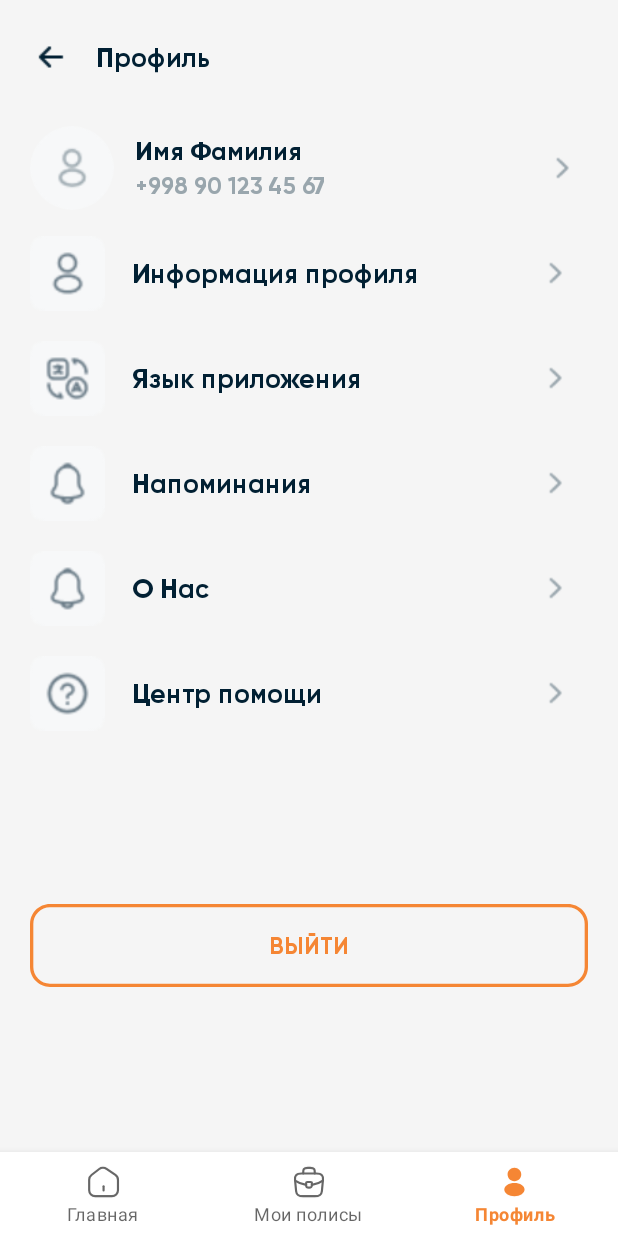
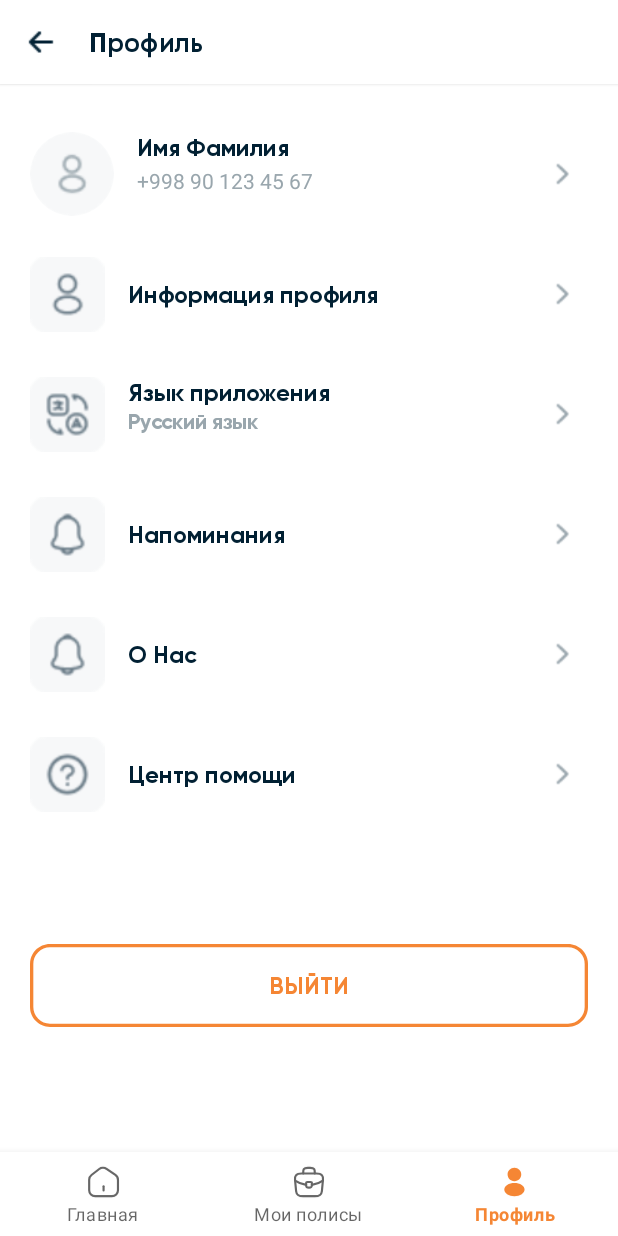
Before and after one commit to professorDeveloper/Epolis-Insurance, an Android app: the fragment MainScreen shown on its own in the app's theme, item 3 of the bottom bar chosen, on a phone screen of 412 x 824 dp. Run offline under Robolectric (Android 15) with nearby library versions, the phone set to English and light mode, and no system bars; our stand-ins replace CircleImageView; Roboto replaces fonts that are not available here; 3 statements that could not run were skipped.

Commit message:
Ui removed bugs and fixed

```diff
--- a/app/build.gradle
+++ b/app/build.gradle
@@ -155,6 +155,7 @@ dependencies {
      * Material Spinner
      * **/
     implementation 'com.jaredrummler:material-spinner:1.3.1'
+    implementation 'com.github.traex.rippleeffect:library:1.3'
     implementation 'com.chaos.view:pinview:1.4.4'
 
     /**
--- a/app/src/main/java/com/azamovhudstc/epolisinsurance/data/model/CategoryItem.kt
+++ b/app/src/main/java/com/azamovhudstc/epolisinsurance/data/model/CategoryItem.kt
@@ -1,3 +1,3 @@
 package com.azamovhudstc.epolisinsurance.data.model
 
-data class CategoryItem(val title: Int)
+data class CategoryItem(val title: String)
--- a/app/src/main/java/com/azamovhudstc/epolisinsurance/ui/screen/home/main/MainScreen.kt
+++ b/app/src/main/java/com/azamovhudstc/epolisinsurance/ui/screen/home/main/MainScreen.kt
@@ -14,7 +14,6 @@ class MainScreen : Fragment(R.layout.fragment_main_screen) {
     @SuppressLint("ResourceAsColor")
     override fun onCreate(savedInstanceState: Bundle?) {
         super.onCreate(savedInstanceState)
-        activity?.window?.navigationBarColor=R.color.white
         activity?.window?.setFlags(
                 WindowManager.LayoutParams.FLAG_FORCE_NOT_FULLSCREEN,
                 WindowManager.LayoutParams.FLAG_FORCE_NOT_FULLSCREEN);
--- a/app/src/main/java/com/azamovhudstc/epolisinsurance/ui/screen/home/pages/HomeScreen.kt
+++ b/app/src/main/java/com/azamovhudstc/epolisinsurance/ui/screen/home/pages/HomeScreen.kt
@@ -5,11 +5,14 @@ import android.view.View
 import androidx.fragment.app.Fragment
 import androidx.lifecycle.lifecycleScope
 import com.azamovhudstc.epolisinsurance.R
+import com.azamovhudstc.epolisinsurance.data.model.CategoryItem
+import com.azamovhudstc.epolisinsurance.data.model.HomeBottomItem
+import com.azamovhudstc.epolisinsurance.ui.adapter.CategoryAdapter
 import com.azamovhudstc.epolisinsurance.ui.adapter.HomeBannerAdapter
+import com.azamovhudstc.epolisinsurance.ui.adapter.HomeBottomRecycleAdapter
 import com.azamovhudstc.epolisinsurance.utils.LocalData.loadBannerList
 import com.azamovhudstc.sugurtaapp.utils.convertDpToPixel
 import kotlinx.android.synthetic.main.fragment_home_screen.*
-import kotlinx.android.synthetic.main.fragment_main_screen.view.*
 import kotlinx.coroutines.delay
 import kotlinx.coroutines.isActive
 import kotlinx.coroutines.launch
@@ -17,16 +20,89 @@ import kotlinx.coroutines.launch
 
 class HomeScreen : Fragment(R.layout.fragment_home_screen) {
     private var currentPage = 0
-    private val PERIOD_MS: Long = 1500 // Avtomatik kayish oralig'i millisaniyalar
+    private val PERIOD_MS: Long = 1500// Avtomatik kayish oralig'i millisaniyalar
+    fun loadCat(): ArrayList<CategoryItem> {
+        var arrayList = ArrayList<CategoryItem>()
+        arrayList.add(CategoryItem("Все"))
+        arrayList.add(CategoryItem("Авто"))
+        arrayList.add(CategoryItem("Путешествия"))
+        return arrayList
+    }
+
+    fun loadGridData(): ArrayList<HomeBottomItem> {
+        var arrayList = ArrayList<HomeBottomItem>()
+        arrayList.add(
+            HomeBottomItem(
+                "Обязательное \n" +
+                        "Э-ОСАГО", R.drawable.bottom_home_one
+            )
+        )
+        arrayList.add(
+            HomeBottomItem(
+                "Не обязательное \n" +
+                        "Каско",
+                R.drawable.home_rv_item_image_default_two
+            )
+        )
+        arrayList.add(
+            HomeBottomItem(
+                "Туристическая страховка по Узбекистану",
+                R.drawable.rv_bottom_home_example
+            )
+        )
+        arrayList.add(
+            HomeBottomItem(
+                "Туристическая \n страховка по Узбекистану",
+                R.drawable.home_rv_item_image_four
+            )
+        )
+        arrayList.add(
+            HomeBottomItem(
+                "Обязательное \n" +
+                        "Э-ОСАГО", R.drawable.bottom_home_one
+            )
+        )
+        arrayList.add(
+            HomeBottomItem(
+                "Не обязательное \n" +
+                        "Каско",
+                R.drawable.home_rv_item_image_default_two
+            )
+        )
+        arrayList.add(
+            HomeBottomItem(
+                "Туристическая страховка по Узбекистану",
+                R.drawable.rv_bottom_home_example
+            )
+        )
+        arrayList.add(
+            HomeBottomItem(
+                "Туристическая \n страховка по Узбекистану",
+                R.drawable.home_rv_item_image_four
+            )
+        )
+        return arrayList
+    }
 
 
     override fun onViewCreated(view: View, savedInstanceState: Bundle?) {
         super.onViewCreated(view, savedInstanceState)
+        val cateAdapter = CategoryAdapter()
+        cateAdapter.submitList(loadCat())
         val adapter = HomeBannerAdapter(loadBannerList())
+        categoryRv.adapter = cateAdapter
         banner_home_top.adapter = adapter
+        val homeBottomRecycleAdapter = HomeBottomRecycleAdapter()
+        homeBottomRecycleAdapter.submitList(loadGridData())
+        home_bottom_rv.adapter = homeBottomRecycleAdapter
+
+        cateAdapter.setItemClickListener {
+
+        }
         startAutoSlide()
         initIndicator()
     }
+
     private fun startAutoSlide() {
         lifecycleScope.launch {
             while (isActive) {
--- a/app/src/main/java/com/azamovhudstc/epolisinsurance/ui/screen/welcome/LanguageScreen.kt
+++ b/app/src/main/java/com/azamovhudstc/epolisinsurance/ui/screen/welcome/LanguageScreen.kt
@@ -26,7 +26,6 @@ class LanguageScreen : Fragment(R.layout.langauge_screen) {
     @SuppressLint("ResourceAsColor")
     override fun onCreate(savedInstanceState: Bundle?) {
         super.onCreate(savedInstanceState)
-        activity?.window?.navigationBarColor=R.color.white
         activity?.window?.setFlags(
             WindowManager.LayoutParams.FLAG_FORCE_NOT_FULLSCREEN,
             WindowManager.LayoutParams.FLAG_FORCE_NOT_FULLSCREEN);
--- a/app/src/main/java/com/azamovhudstc/epolisinsurance/ui/screen/welcome/OnboardScreen.kt
+++ b/app/src/main/java/com/azamovhudstc/epolisinsurance/ui/screen/welcome/OnboardScreen.kt
@@ -20,7 +20,6 @@ class OnboardScreen : Fragment(R.layout.onboarding_screen) {
     @SuppressLint("ResourceAsColor")
     override fun onCreate(savedInstanceState: Bundle?) {
         super.onCreate(savedInstanceState)
-        activity?.window?.navigationBarColor=R.color.white
         activity?.window?.setFlags(
             WindowManager.LayoutParams.FLAG_FORCE_NOT_FULLSCREEN,
             WindowManager.LayoutParams.FLAG_FORCE_NOT_FULLSCREEN);
--- /dev/null
+++ b/app/src/main/res/drawable/ripple_effect.xml
@@ -0,0 +1,3 @@
+<selector>
+
+</selector>
--- a/app/src/main/res/layout/fragment_profile_screen.xml
+++ b/app/src/main/res/layout/fragment_profile_screen.xml
@@ -4,46 +4,54 @@
     xmlns:tools="http://schemas.android.com/tools"
     android:layout_width="match_parent"
     android:layout_height="match_parent"
+    android:background="@color/white"
     tools:context=".ui.screen.profile.ProfileScreen">
 
-    <androidx.appcompat.widget.Toolbar
+    <com.google.android.material.appbar.AppBarLayout
         android:id="@+id/toolbar2"
         android:layout_width="match_parent"
-        android:layout_height="wrap_content"
-        android:layout_marginTop="10dp"
+        app:elevation="1dp"
+        android:background="@color/white"
+        android:layout_height="?actionBarSize"
         app:layout_constraintEnd_toEndOf="parent"
         app:layout_constraintStart_toStartOf="parent"
-        app:layout_constraintTop_toTopOf="parent" />
+        app:layout_constraintTop_toTopOf="parent" >
+        <androidx.constraintlayout.widget.ConstraintLayout
+            android:layout_width="match_parent"
+            android:layout_height="match_parent">
 
             <ImageView
                 android:id="@+id/imageView3"
                 android:layout_width="24dp"
                 android:layout_height="24dp"
-        android:layout_marginStart="22dp"
+                android:layout_marginStart="15dp"
                 android:src="@drawable/back"
-        app:layout_constraintBottom_toBottomOf="@+id/toolbar2"
+                app:layout_constraintBottom_toBottomOf="parent"
                 app:layout_constraintStart_toStartOf="parent"
-        app:layout_constraintTop_toTopOf="@+id/toolbar2" />
+                app:layout_constraintTop_toTopOf="parent" />
 
             <TextView
                 android:id="@+id/textView5"
                 android:layout_width="wrap_content"
                 android:layout_height="wrap_content"
-        android:layout_marginStart="18dp"
+                android:layout_marginStart="20dp"
                 android:fontFamily="@font/gilory_bold"
                 android:text="Профиль"
 
                 android:textColor="@color/textColor"
                 android:textSize="18sp"
-        app:layout_constraintBottom_toBottomOf="@+id/toolbar2"
+                app:layout_constraintBottom_toBottomOf="parent"
                 app:layout_constraintStart_toEndOf="@+id/imageView3"
-        app:layout_constraintTop_toTopOf="@+id/toolbar2" />
+                app:layout_constraintTop_toTopOf="parent" />
+        </androidx.constraintlayout.widget.ConstraintLayout>
+    </com.google.android.material.appbar.AppBarLayout>
+
 
     <androidx.constraintlayout.widget.ConstraintLayout
         android:id="@+id/openInfo"
         android:layout_width="match_parent"
         android:layout_height="60dp"
-        android:layout_marginTop="16dp"
+        android:layout_marginTop="30dp"
         android:background="?selectableItemBackground"
         android:visibility="visible"
         app:layout_constraintTop_toBottomOf="@+id/toolbar2">
@@ -62,12 +70,11 @@
             android:id="@+id/textView2"
             android:layout_width="wrap_content"
             android:layout_height="wrap_content"
-            android:layout_marginStart="14dp"
-            android:layout_marginTop="5dp"
+            android:layout_marginStart="15dp"
             android:fontFamily="@font/gilory_bold"
             android:text="Имя Фамилия"
             android:textColor="@color/textColor"
-            android:textSize="17sp"
+            android:textSize="16sp"
             app:layout_constraintStart_toEndOf="@+id/circleImageView2"
             app:layout_constraintTop_toTopOf="@+id/circleImageView2" />
 
@@ -75,10 +82,9 @@
             android:layout_width="wrap_content"
             android:layout_height="wrap_content"
             android:layout_marginTop="2dp"
-            android:fontFamily="@font/gilory_bold"
             android:text="+998 90 123 45 67"
             android:textColor="#99A6AD"
-            android:textSize="16sp"
+            android:textSize="14sp"
             app:layout_constraintStart_toStartOf="@+id/textView2"
             app:layout_constraintTop_toBottomOf="@+id/textView2" />
 
@@ -141,7 +147,7 @@
         android:id="@+id/constraintLayout2"
         android:layout_width="match_parent"
         android:layout_height="60dp"
-        android:layout_marginTop="10dp"
+        android:layout_marginTop="20dp"
         app:layout_constraintEnd_toEndOf="parent"
         app:layout_constraintStart_toStartOf="parent"
         app:layout_constraintTop_toBottomOf="@+id/openInfo">
@@ -160,12 +166,12 @@
         <TextView
             android:layout_width="wrap_content"
             android:layout_height="wrap_content"
-            android:layout_marginStart="18dp"
+            android:layout_marginStart="15dp"
             android:fontFamily="@font/gilory_bold"
             android:text="Информация профиля"
             android:textColor="@color/textColor"
 
-            android:textSize="18sp"
+            android:textSize="16sp"
             app:layout_constraintBottom_toBottomOf="@+id/imageView5"
             app:layout_constraintStart_toEndOf="@+id/imageView5"
             app:layout_constraintTop_toTopOf="@+id/imageView5" />
@@ -173,7 +179,7 @@
         <ImageView
             android:layout_width="24dp"
             android:layout_height="24dp"
-            android:layout_marginEnd="30dp"
+            android:layout_marginEnd="25dp"
             android:src="@drawable/next"
             app:layout_constraintBottom_toBottomOf="parent"
             app:layout_constraintEnd_toEndOf="parent"
@@ -185,7 +191,7 @@
         android:id="@+id/constraintLayout3"
         android:layout_width="match_parent"
         android:layout_height="60dp"
-        android:layout_marginTop="10dp"
+        android:layout_marginTop="20dp"
         app:layout_constraintEnd_toEndOf="parent"
         app:layout_constraintStart_toStartOf="parent"
         app:layout_constraintTop_toBottomOf="@+id/constraintLayout2">
@@ -201,22 +207,33 @@
             app:layout_constraintTop_toTopOf="parent" />
 
         <TextView
+            android:id="@+id/textView9"
             android:layout_width="wrap_content"
             android:layout_height="wrap_content"
-            android:layout_marginStart="18dp"
+            android:layout_marginStart="15dp"
             android:fontFamily="@font/gilory_bold"
             android:text="Язык приложения"
+
             android:textColor="@color/textColor"
-
-            android:textSize="18sp"
-            app:layout_constraintBottom_toBottomOf="@+id/languageImage"
+            android:textSize="16sp"
             app:layout_constraintStart_toEndOf="@+id/languageImage"
             app:layout_constraintTop_toTopOf="@+id/languageImage" />
+
+        <TextView
+            android:layout_width="wrap_content"
+            android:layout_height="wrap_content"
+            android:fontFamily="@font/gilory_bold"
+            android:text="Русский язык"
+            android:textColor="#99A6AD"
+            android:textSize="14sp"
+            app:layout_constraintStart_toStartOf="@+id/textView9"
+            app:layout_constraintTop_toBottomOf="@+id/textView9" />
+
 
         <ImageView
             android:layout_width="24dp"
             android:layout_height="24dp"
-            android:layout_marginEnd="30dp"
+            android:layout_marginEnd="25dp"
             android:src="@drawable/next"
             app:layout_constraintBottom_toBottomOf="parent"
             app:layout_constraintEnd_toEndOf="parent"
@@ -228,7 +245,7 @@
         android:id="@+id/constraintLayout4"
         android:layout_width="match_parent"
         android:layout_height="60dp"
-        android:layout_marginTop="10dp"
+        android:layout_marginTop="20dp"
         app:layout_constraintEnd_toEndOf="parent"
         app:layout_constraintStart_toStartOf="parent"
         app:layout_constraintTop_toBottomOf="@+id/constraintLayout3">
@@ -246,12 +263,12 @@
         <TextView
             android:layout_width="wrap_content"
             android:layout_height="wrap_content"
-            android:layout_marginStart="18dp"
+            android:layout_marginStart="15dp"
             android:fontFamily="@font/gilory_bold"
             android:text="Напоминания"
             android:textColor="@color/textColor"
 
-            android:textSize="18sp"
+            android:textSize="16sp"
             app:layout_constraintBottom_toBottomOf="@+id/profileNotif"
             app:layout_constraintStart_toEndOf="@+id/profileNotif"
             app:layout_constraintTop_toTopOf="@+id/profileNotif" />
@@ -259,7 +276,7 @@
         <ImageView
             android:layout_width="24dp"
             android:layout_height="24dp"
-            android:layout_marginEnd="30dp"
+            android:layout_marginEnd="25dp"
             android:src="@drawable/next"
             app:layout_constraintBottom_toBottomOf="parent"
             app:layout_constraintEnd_toEndOf="parent"
@@ -271,7 +288,7 @@
         android:id="@+id/constraintLayout6"
         android:layout_width="match_parent"
         android:layout_height="60dp"
-        android:layout_marginTop="10dp"
+        android:layout_marginTop="20dp"
         app:layout_constraintEnd_toEndOf="parent"
         app:layout_constraintStart_toStartOf="parent"
         app:layout_constraintTop_toBottomOf="@+id/constraintLayout4">
@@ -289,12 +306,12 @@
         <TextView
             android:layout_width="wrap_content"
             android:layout_height="wrap_content"
-            android:layout_marginStart="18dp"
+            android:layout_marginStart="15dp"
             android:fontFamily="@font/gilory_bold"
             android:text="О Нас"
             android:textColor="@color/textColor"
 
-            android:textSize="18sp"
+            android:textSize="16sp"
             app:layout_constraintBottom_toBottomOf="@+id/applicationInfo"
             app:layout_constraintStart_toEndOf="@+id/applicationInfo"
             app:layout_constraintTop_toTopOf="@+id/applicationInfo" />
@@ -302,7 +319,7 @@
         <ImageView
             android:layout_width="24dp"
             android:layout_height="24dp"
-            android:layout_marginEnd="30dp"
+            android:layout_marginEnd="25dp"
             android:src="@drawable/next"
             app:layout_constraintBottom_toBottomOf="parent"
             app:layout_constraintEnd_toEndOf="parent"
@@ -314,7 +331,7 @@
         android:id="@+id/constraintLayout7"
         android:layout_width="match_parent"
         android:layout_height="60dp"
-        android:layout_marginTop="10dp"
+        android:layout_marginTop="20dp"
         app:layout_constraintEnd_toEndOf="parent"
         app:layout_constraintStart_toStartOf="parent"
         app:layout_constraintTop_toBottomOf="@+id/constraintLayout6">
@@ -332,12 +349,12 @@
         <TextView
             android:layout_width="wrap_content"
             android:layout_height="wrap_content"
-            android:layout_marginStart="18dp"
+            android:layout_marginStart="15dp"
             android:fontFamily="@font/gilory_bold"
             android:text="Центр помощи"
             android:textColor="@color/textColor"
 
-            android:textSize="18sp"
+            android:textSize="16sp"
             app:layout_constraintBottom_toBottomOf="@+id/helpCenter"
             app:layout_constraintStart_toEndOf="@+id/helpCenter"
             app:layout_constraintTop_toTopOf="@+id/helpCenter" />
@@ -345,7 +362,7 @@
         <ImageView
             android:layout_width="24dp"
             android:layout_height="24dp"
-            android:layout_marginEnd="30dp"
+            android:layout_marginEnd="25dp"
             android:src="@drawable/next"
             app:layout_constraintBottom_toBottomOf="parent"
             app:layout_constraintEnd_toEndOf="parent"
@@ -363,6 +380,8 @@
         android:fontFamily="@font/gilory_bold"
         android:text="@string/logout"
         android:textAllCaps="true"
+        android:clickable="true"
+        android:selectAllOnFocus="true"
         android:textColor="@color/btn_color"
         android:textSize="16sp"
         app:layout_constraintBottom_toBottomOf="parent"
--- a/app/src/main/res/values/colors.xml
+++ b/app/src/main/res/values/colors.xml
@@ -1,6 +1,6 @@
 <?xml version="1.0" encoding="utf-8"?>
 <resources>
-    <color name="purple_200">#FFBB86FC</color>
+    <color name="purple_200">#FFFFFFFF</color>
     <color name="purple_500">#FF6200EE</color>
     <color name="purple_700">#FF3700B3</color>
     <color name="teal_200">#FF03DAC5</color>
```
Also changed, not shown: app/src/main/java/com/azamovhudstc/epolisinsurance/utils/LocalData.kt (+1 -11 lines), app/src/main/res/layout/fragment_home_screen.xml (+34 -17 lines), app/src/main/res/xml/a.xml (added, +84 -0 lines). Lines whose indentation alone changed are shown as unchanged.
